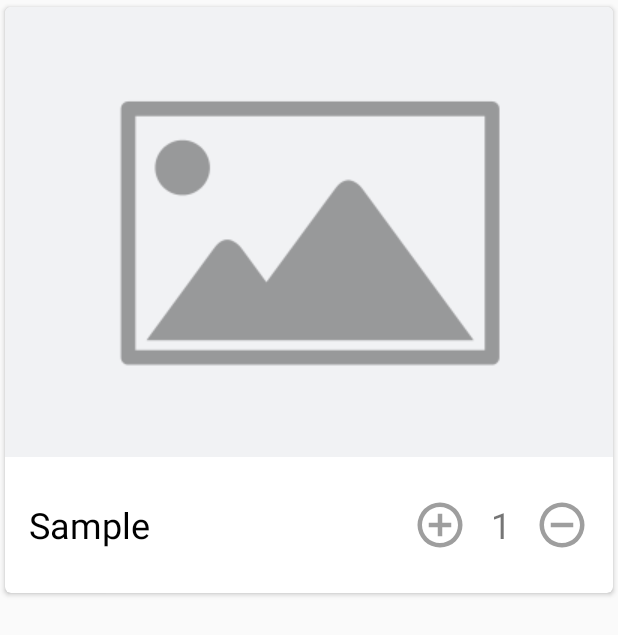
After one commit to Dummyurl/Kaizen, an Android app: the layout item_cart.xml on its own in the app's theme, with its tools: preview values and no code run, on a phone screen of 412 x 824 dp. The commit adds this screen. Shown: the top 635 px of the screen. Run offline under Robolectric (Android 15) with nearby library versions, the phone set to English and light mode, and no system bars.

Commit message:
cart completed

```diff
--- a/app/src/main/java/com/kaizen/fragments/FoodChildCategoryFragment.java
+++ b/app/src/main/java/com/kaizen/fragments/FoodChildCategoryFragment.java
@@ -67,7 +67,7 @@ public class FoodChildCategoryFragment extends Fragment {
                 .diskCacheStrategy(DiskCacheStrategy.ALL)
                 .skipMemoryCache(true);
 
-        Glide.with(this).setDefaultRequestOptions(requestOptions).load(APIUrls.CHILD_CATEGORY_IMAGE_URL + foodItem.getBannerImg()).into(iv_child_category);
+        Glide.with(this).setDefaultRequestOptions(requestOptions).load(APIUrls.FOOD_IMAGE_URL + foodItem.getBannerImg()).into(iv_child_category);
 
         if (foodItem.getDescription().trim().isEmpty()) {
             rl_content.setVisibility(View.GONE);
--- a/app/src/main/java/com/kaizen/reterofit/APIUrls.java
+++ b/app/src/main/java/com/kaizen/reterofit/APIUrls.java
@@ -16,6 +16,8 @@ public class APIUrls {
     public static final String LIST_CHILD_CATEGORY = BASE_URL + "index.php/api/getBrandslist";
 
     public static final String CATEGORY_IMAGE_URL = BASE_URL + "administrator/uploads/category/";
+
+    public static final String FOOD_IMAGE_URL = BASE_URL + "administrator/uploads/food/";
 
     public static final String CHILD_CATEGORY_IMAGE_URL = BASE_URL + "administrator/uploads/banners/";
 
--- /dev/null
+++ b/app/src/main/res/drawable/ic_minus.xml
@@ -0,0 +1,7 @@
+<vector xmlns:android="http://schemas.android.com/apk/res/android"
+    android:height="24dp"
+    android:width="24dp"
+    android:viewportWidth="24"
+    android:viewportHeight="24">
+    <path android:fillColor="#9e9e9e" android:pathData="M12,20C7.59,20 4,16.41 4,12C4,7.59 7.59,4 12,4C16.41,4 20,7.59 20,12C20,16.41 16.41,20 12,20M12,2A10,10 0 0,0 2,12A10,10 0 0,0 12,22A10,10 0 0,0 22,12A10,10 0 0,0 12,2M7,13H17V11H7" />
+</vector>
--- /dev/null
+++ b/app/src/main/res/drawable/ic_plus.xml
@@ -0,0 +1,7 @@
+<vector xmlns:android="http://schemas.android.com/apk/res/android"
+    android:height="24dp"
+    android:width="24dp"
+    android:viewportWidth="24"
+    android:viewportHeight="24">
+    <path android:fillColor="#9e9e9e" android:pathData="M12,20C7.59,20 4,16.41 4,12C4,7.59 7.59,4 12,4C16.41,4 20,7.59 20,12C20,16.41 16.41,20 12,20M12,2A10,10 0 0,0 2,12A10,10 0 0,0 12,22A10,10 0 0,0 22,12A10,10 0 0,0 12,2M13,7H11V11H7V13H11V17H13V13H17V11H13V7Z" />
+</vector>
--- /dev/null
+++ b/app/src/main/res/layout/item_cart.xml
@@ -0,0 +1,71 @@
+<?xml version="1.0" encoding="utf-8"?>
+<android.support.v7.widget.CardView xmlns:android="http://schemas.android.com/apk/res/android"
+    xmlns:app="http://schemas.android.com/apk/res-auto"
+    xmlns:tools="http://schemas.android.com/tools"
+    android:layout_width="match_parent"
+    android:layout_height="400dp"
+    app:cardCornerRadius="4dp"
+    app:cardElevation="2dp"
+    app:cardUseCompatPadding="true">
+
+    <RelativeLayout
+        android:layout_width="match_parent"
+        android:layout_height="match_parent">
+
+        <ImageView
+            android:id="@+id/iv_food"
+            android:layout_width="match_parent"
+            android:layout_height="300dp"
+            android:scaleType="center"
+            android:src="@drawable/ic_place_holder" />
+
+        <TextView
+            android:id="@+id/tv_food"
+            android:layout_width="wrap_content"
+            android:layout_height="match_parent"
+            android:layout_alignParentLeft="true"
+            android:layout_alignParentStart="true"
+            android:layout_below="@+id/iv_food"
+            android:layout_centerVertical="true"
+            android:layout_toLeftOf="@+id/ll_content"
+            android:layout_toStartOf="@+id/ll_content"
+            android:ellipsize="end"
+            android:gravity="center_vertical"
+            android:maxLines="1"
+            android:padding="@dimen/margin16dp"
+            android:textColor="@android:color/black"
+            android:textSize="24sp"
+            tools:text="Sample" />
+
+        <LinearLayout
+            android:id="@+id/ll_content"
+            android:layout_width="wrap_content"
+            android:layout_height="100dp"
+            android:layout_alignParentEnd="true"
+            android:layout_alignParentRight="true"
+            android:layout_below="@+id/iv_food"
+            android:gravity="center_vertical"
+            android:padding="@dimen/margin16dp">
+
+            <ImageView
+                android:layout_width="36dp"
+                android:layout_height="36dp"
+                android:src="@drawable/ic_plus" />
+
+            <TextView
+                android:layout_width="wrap_content"
+                android:layout_height="wrap_content"
+                android:layout_marginLeft="@dimen/margin16dp"
+                android:layout_marginRight="@dimen/margin16dp"
+                android:text="@string/_1"
+                android:textSize="24sp" />
+
+            <ImageView
+                android:layout_width="36dp"
+                android:layout_height="36dp"
+                android:src="@drawable/ic_minus" />
+        </LinearLayout>
+    </RelativeLayout>
+
+
+</android.support.v7.widget.CardView>
--- a/app/src/main/res/values/strings.xml
+++ b/app/src/main/res/values/strings.xml
@@ -34,6 +34,8 @@
     <string name="add_to_cart">Add to Cart</string>
     <string name="unable_to_add_to_cart">Unable to add item to cart</string>
     <string name="item_add_to_cart">Item added to cart</string>
+    <string name="_1">1</string>
+    <string name="no_items_available">No items available</string>
 
     <string-array name="collect_tray">
         <item>Immidiate</item>
```
Also changed, not shown: app/src/main/java/com/kaizen/MainActivity.java (+5 -3 lines), app/src/main/java/com/kaizen/adapters/CartAdapter.java (added, +59 -0 lines), app/src/main/java/com/kaizen/adapters/FoodCategoryAdapter.java (deleted, +0 -122 lines), app/src/main/java/com/kaizen/adapters/FoodChildCategoryAdapter.java (added, +106 -0 lines), app/src/main/java/com/kaizen/adapters/FoodSubcategoryAdapter.java (+66 -53 lines), app/src/main/java/com/kaizen/fragments/CartFragment.java (added, +47 -0 lines), app/src/main/java/com/kaizen/fragments/FoodCategoryFragment.java (+20 -10 lines), app/src/main/res/layout/fragment_cart.xml (added, +22 -0 lines).
